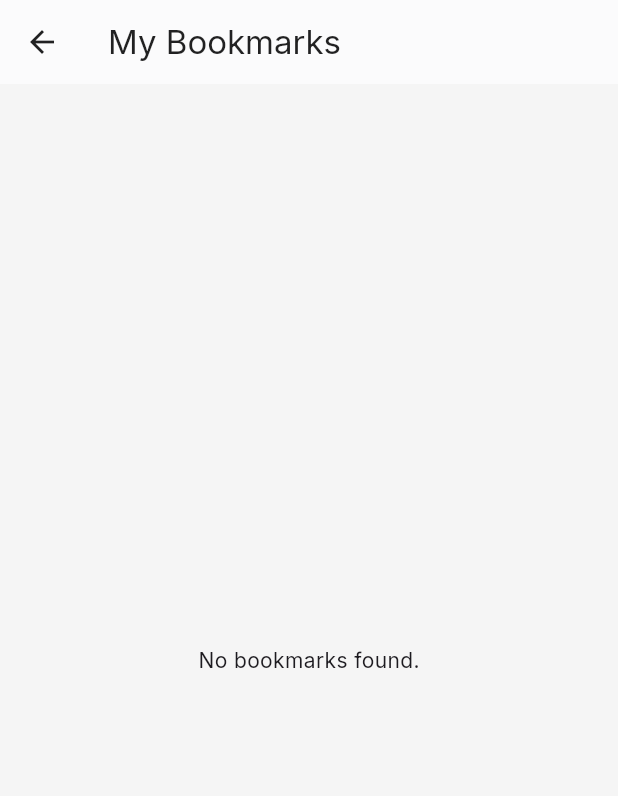
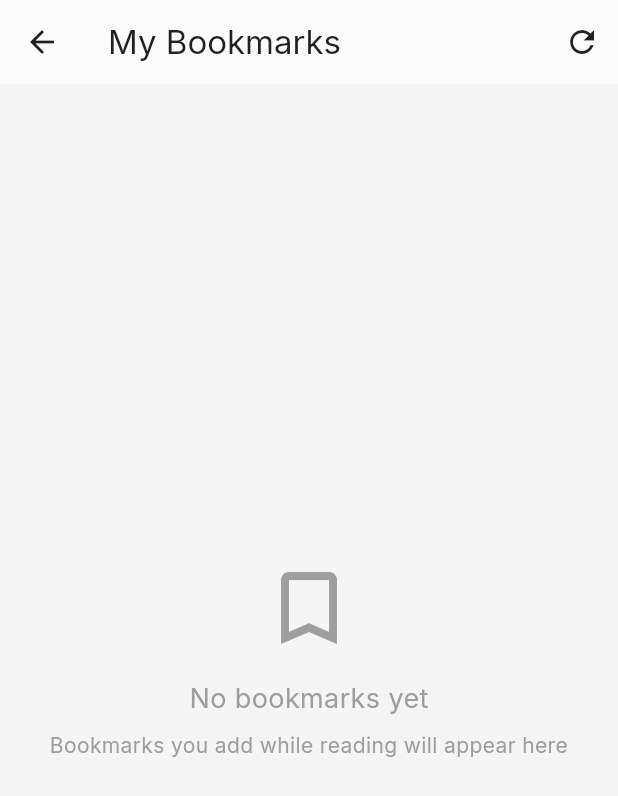
Before and after one commit to fdkofficial/novel, a Flutter app: the BookmarksScreen screen opened by its route, on a phone screen of 412 x 824 dp. Shown: the top 796 px of the screen. Run offline on Flutter 3.47's test engine with Material 3 defaults, Android fonts, the phone set to English and light mode, and no system bars; our stand-ins replace connectivity_plus, dio, flutter_riverpod, flutter_secure_storage, go_router, google_fonts and 3 more; accounts and stored records are empty; network calls fail.

Commit message:
bookmark fixed

```diff
--- a/frontend/new_frontend/lib/core/network/api_client.dart
+++ b/frontend/new_frontend/lib/core/network/api_client.dart
@@ -3,8 +3,7 @@ import 'package:flutter_secure_storage/flutter_secure_storage.dart';
 import 'package:flutter_riverpod/flutter_riverpod.dart';
 
 // Env URL (can be read from .env in prod)
-const String baseUrl = 'http://localhost:8000/api/v1/';
-// const String baseUrl = 'https://172f43c4-8000.euw.devtunnels.ms/api/v1/';
+const String baseUrl = 'https://172f43c4-8000.euw.devtunnels.ms/api/v1/';
 
 // Setup Dio with Interceptors
 final dioProvider = Provider<Dio>((ref) {
--- a/frontend/new_frontend/lib/features/library/presentation/screens/bookmarks_screen.dart
+++ b/frontend/new_frontend/lib/features/library/presentation/screens/bookmarks_screen.dart
@@ -3,45 +3,177 @@ import 'package:flutter_riverpod/flutter_riverpod.dart';
 import 'package:go_router/go_router.dart';
 import '../../../reader/data/repositories/reader_repository.dart';
 
-class BookmarksScreen extends ConsumerWidget {
+class BookmarksScreen extends ConsumerStatefulWidget {
   const BookmarksScreen({Key? key}) : super(key: key);
 
   @override
-  Widget build(BuildContext context, WidgetRef ref) {
-    final readerRepo = ref.watch(readerRepositoryProvider);
-    // TODO: Replace with actual novelId or user context
-    final novelId = '';
+  ConsumerState<BookmarksScreen> createState() => _BookmarksScreenState();
+}
+
+class _BookmarksScreenState extends ConsumerState<BookmarksScreen> {
+  List<dynamic>? _bookmarks;
+  bool _isLoading = true;
+  String? _error;
+
+  @override
+  void initState() {
+    super.initState();
+    _loadBookmarks();
+  }
+
+  Future<void> _loadBookmarks() async {
+    setState(() {
+      _isLoading = true;
+      _error = null;
+    });
+
+    try {
+      final bookmarks = await ref.read(readerRepositoryProvider).getAllBookmarks();
+      if (mounted) {
+        setState(() {
+          _bookmarks = bookmarks;
+          _isLoading = false;
+        });
+      }
+    } catch (e) {
+      if (mounted) {
+        setState(() {
+          _error = e.toString();
+          _isLoading = false;
+        });
+      }
+    }
+  }
+
+  Future<void> _deleteBookmark(String bookmarkId) async {
+    final success = await ref.read(readerRepositoryProvider).removeBookmark(bookmarkId);
+    if (mounted) {
+      if (success) {
+        ScaffoldMessenger.of(context).showSnackBar(
+          const SnackBar(content: Text('Bookmark deleted')),
+        );
+        _loadBookmarks(); // Refresh the list
+      } else {
+        ScaffoldMessenger.of(context).showSnackBar(
+          const SnackBar(content: Text('Failed to delete bookmark')),
+        );
+      }
+    }
+  }
+
+  @override
+  Widget build(BuildContext context) {
     return Scaffold(
-      appBar: AppBar(title: const Text('My Bookmarks')),
-      body: FutureBuilder<List<dynamic>>(
-        future: readerRepo.getBookmarks(novelId),
-        builder: (context, snapshot) {
-          if (snapshot.connectionState == ConnectionState.waiting) {
-            return const Center(child: CircularProgressIndicator());
+      appBar: AppBar(
+        title: const Text('My Bookmarks'),
+        actions: [
+          IconButton(
+            icon: const Icon(Icons.refresh),
+            onPressed: _loadBookmarks,
+          ),
+        ],
+      ),
+      body: _isLoading
+          ? const Center(child: CircularProgressIndicator())
+          : _error != null
+              ? Center(
+                  child: Column(
+                    mainAxisAlignment: MainAxisAlignment.center,
+                    children: [
+                      const Icon(Icons.error_outline, size: 64, color: Colors.red),
+                      const SizedBox(height: 16),
+                      Text('Error: $_error'),
+                      const SizedBox(height: 16),
+                      ElevatedButton(
+                        onPressed: _loadBookmarks,
+                        child: const Text('Retry'),
+                      ),
+                    ],
+                  ),
+                )
+              : _bookmarks == null || _bookmarks!.isEmpty
+                  ? const Center(
+                      child: Column(
+                        mainAxisAlignment: MainAxisAlignment.center,
+                        children: [
+                          Icon(Icons.bookmark_border, size: 64, color: Colors.grey),
+                          SizedBox(height: 16),
+                          Text('No bookmarks yet', style: TextStyle(fontSize: 18, color: Colors.grey)),
+                          SizedBox(height: 8),
+                          Padding(
+                            padding: EdgeInsets.symmetric(horizontal: 32),
+                            child: Text(
+                              'Bookmarks you add while reading will appear here',
+                              style: TextStyle(color: Colors.grey),
+                              textAlign: TextAlign.center,
+                            ),
+                          ),
+                        ],
+                      ),
+                    )
+                  : ListView.builder(
+                      itemCount: _bookmarks!.length,
+                      itemBuilder: (context, index) {
+                        final bm = _bookmarks![index];
+                        final novelId = bm['novel'];
+                        final chapterId = bm['chapter'];
+                        final title = bm['title'] ?? 'Bookmark';
+                        final note = bm['note'] ?? '';
+                        final position = bm['position'] ?? 0.0;
+
+                        return Card(
+                          margin: const EdgeInsets.symmetric(horizontal: 16, vertical: 8),
+                          child: ListTile(
+                            leading: const Icon(Icons.bookmark, color: Colors.blue),
+                            title: Text(title),
+                            subtitle: Column(
+                              crossAxisAlignment: CrossAxisAlignment.start,
+                              children: [
+                                if (note.isNotEmpty)
+                                  Padding(
+                                    padding: const EdgeInsets.only(top: 4),
+                                    child: Text(note, maxLines: 2, overflow: TextOverflow.ellipsis),
+                                  ),
+                                const SizedBox(height: 4),
+                                Text(
+                                  'Position: ${(position * 100).toStringAsFixed(1)}%',
+                                  style: const TextStyle(fontSize: 12, color: Colors.grey),
+                                ),
+                              ],
+                            ),
+                            onTap: () {
+                              if (novelId != null && chapterId != null) {
+                                context.go('/library/novel/$novelId/reader/$chapterId');
                               }
-          if (!snapshot.hasData || snapshot.data!.isEmpty) {
-            return const Center(child: Text('No bookmarks found.'));
-          }
-          final bookmarks = snapshot.data!;
-          return ListView.builder(
-            itemCount: bookmarks.length,
-            itemBuilder: (context, index) {
-              final bm = bookmarks[index];
-              return ListTile(
-                title: Text(bm['title'] ?? 'Bookmark'),
-                subtitle: Text('Novel: ${bm['novel']}\nChapter: ${bm['chapter']}\nPosition: ${bm['position']}'),
-                onTap: () {
-                  // Navigate to reader screen for this bookmark
-                  context.go('/library/novel/${bm['novel']}/reader/${bm['chapter']}');
                             },
                             trailing: IconButton(
-                  icon: const Icon(Icons.delete),
-                  onPressed: () {
-                    // TODO: Implement delete
+                              icon: const Icon(Icons.delete, color: Colors.red),
+                              onPressed: () async {
+                                final confirmed = await showDialog<bool>(
+                                  context: context,
+                                  builder: (context) => AlertDialog(
+                                    title: const Text('Delete Bookmark?'),
+                                    content: const Text('This action cannot be undone.'),
+                                    actions: [
+                                      TextButton(
+                                        onPressed: () => Navigator.pop(context, false),
+                                        child: const Text('Cancel'),
+                                      ),
+                                      ElevatedButton(
+                                        onPressed: () => Navigator.pop(context, true),
+                                        style: ElevatedButton.styleFrom(backgroundColor: Colors.red),
+                                        child: const Text('Delete'),
+                                      ),
+                                    ],
+                                  ),
+                                );
+
+                                if (confirmed == true) {
+                                  _deleteBookmark(bm['id']);
+                                }
                               },
                             ),
-              );
-            },
+                          ),
                         );
                       },
                     ),
```
Also changed, not shown: frontend/new_frontend/lib/features/reader/data/repositories/reader_repository.dart (+27 -1 lines), 1 other file. Lines whose indentation alone changed are shown as unchanged.
